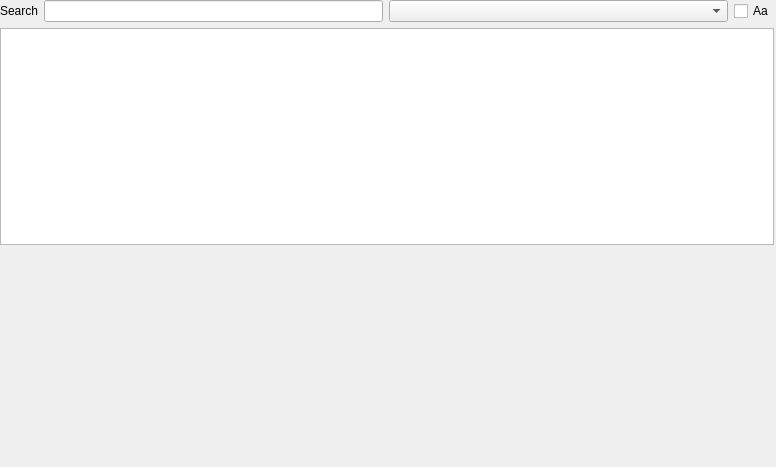
This is views/MainViewWidget.ui in bendalab/NixView as Qt 5 draws it before an edit. The edited form follows.
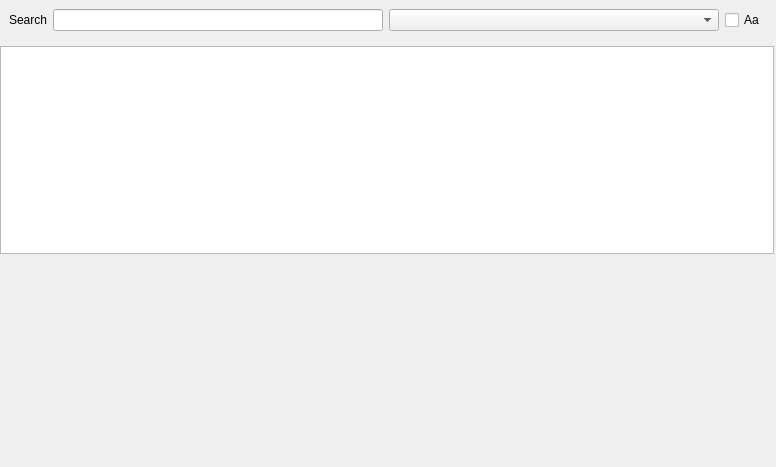
This is the edited form.

Commit message: [MainWindow] include action to toggle find tools

What changed in the file:
```diff
--- a/views/MainViewWidget.ui
+++ b/views/MainViewWidget.ui
@@ -29,8 +29,11 @@
    <item>
     <layout class="QVBoxLayout" name="verticalLayout">
      <item>
+      <widget class="QWidget" name="find_widget" native="true">
       <layout class="QHBoxLayout" name="horizontalLayout_2">
        <item>
+         <layout class="QHBoxLayout" name="horizontalLayout_3">
+          <item>
         <widget class="QLabel" name="label_filter">
          <property name="text">
           <string>Search</string>
@@ -62,6 +65,9 @@
        </item>
       </layout>
      </item>
+       </layout>
+      </widget>
+     </item>
      <item>
       <widget class="QTreeView" name="treeView">
        <property name="editTriggers">
```
Left out of the diff: 3 changed lines with no effect on the pictures. Lines whose indentation alone changed are shown as unchanged. The commit also changes 4 other files.
